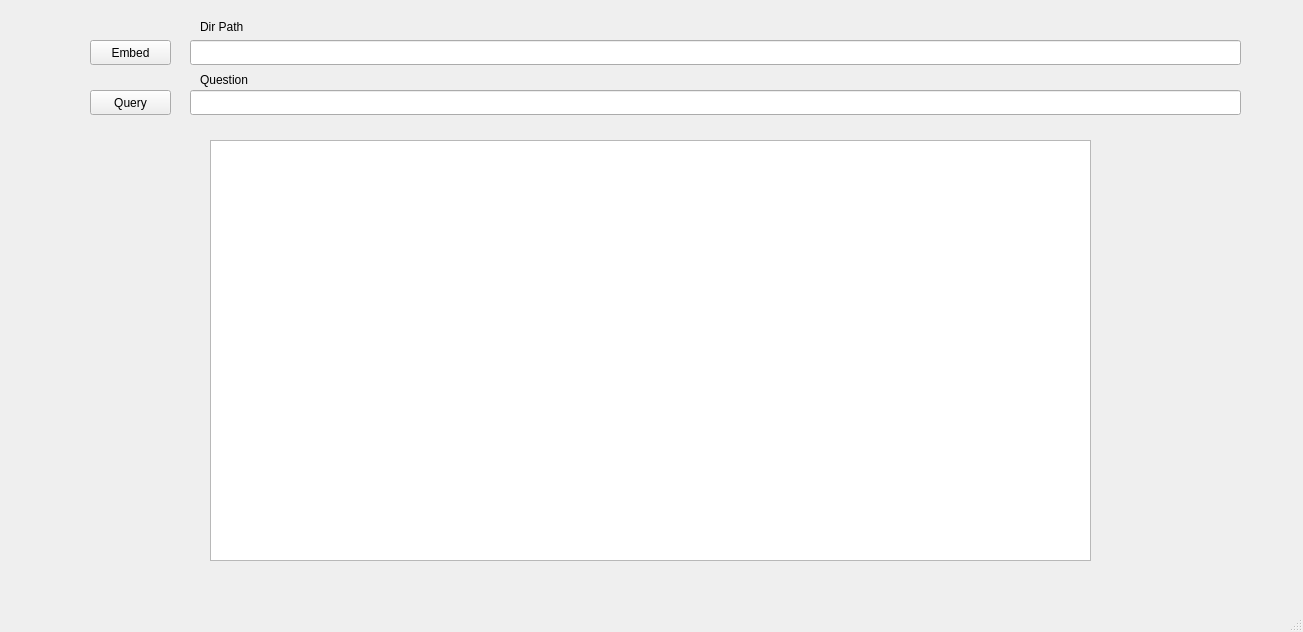
Before: the Qt Designer form QT/mainwindow.ui in tomjpalamattam/RAG-QT, drawn with Qt 5.
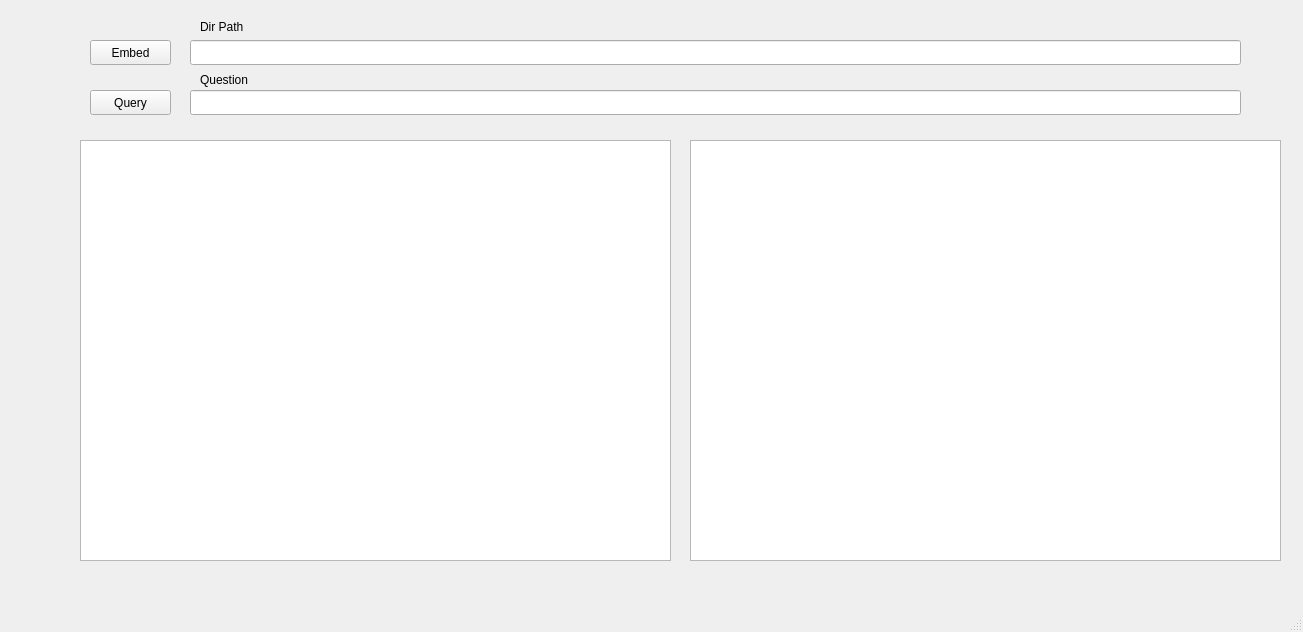
After: the same form once the commit is applied.

```diff
--- a/QT/mainwindow.ui
+++ b/QT/mainwindow.ui
@@ -89,11 +89,27 @@
    <widget class="QTextEdit" name="Answer">
     <property name="geometry">
      <rect>
-      <x>210</x>
+      <x>80</x>
       <y>140</y>
-      <width>881</width>
+      <width>591</width>
       <height>421</height>
      </rect>
+    </property>
+    <property name="readOnly">
+     <bool>true</bool>
+    </property>
+   </widget>
+   <widget class="QTextEdit" name="Sources">
+    <property name="geometry">
+     <rect>
+      <x>690</x>
+      <y>140</y>
+      <width>591</width>
+      <height>421</height>
+     </rect>
+    </property>
+    <property name="readOnly">
+     <bool>true</bool>
     </property>
    </widget>
   </widget>
```
